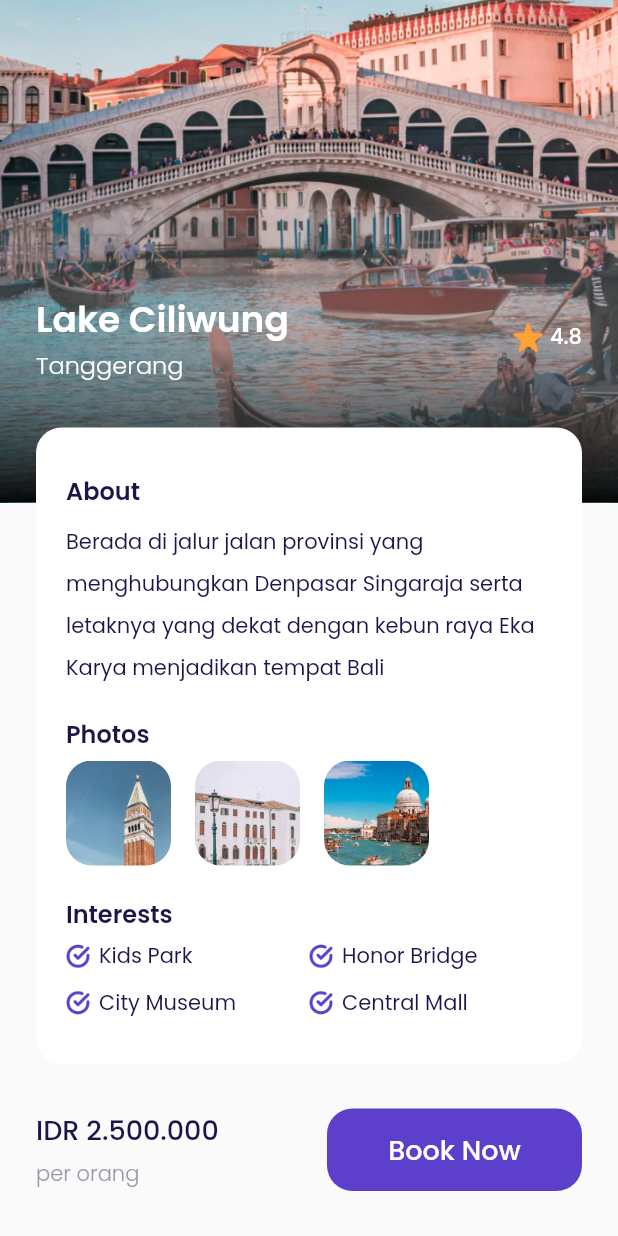
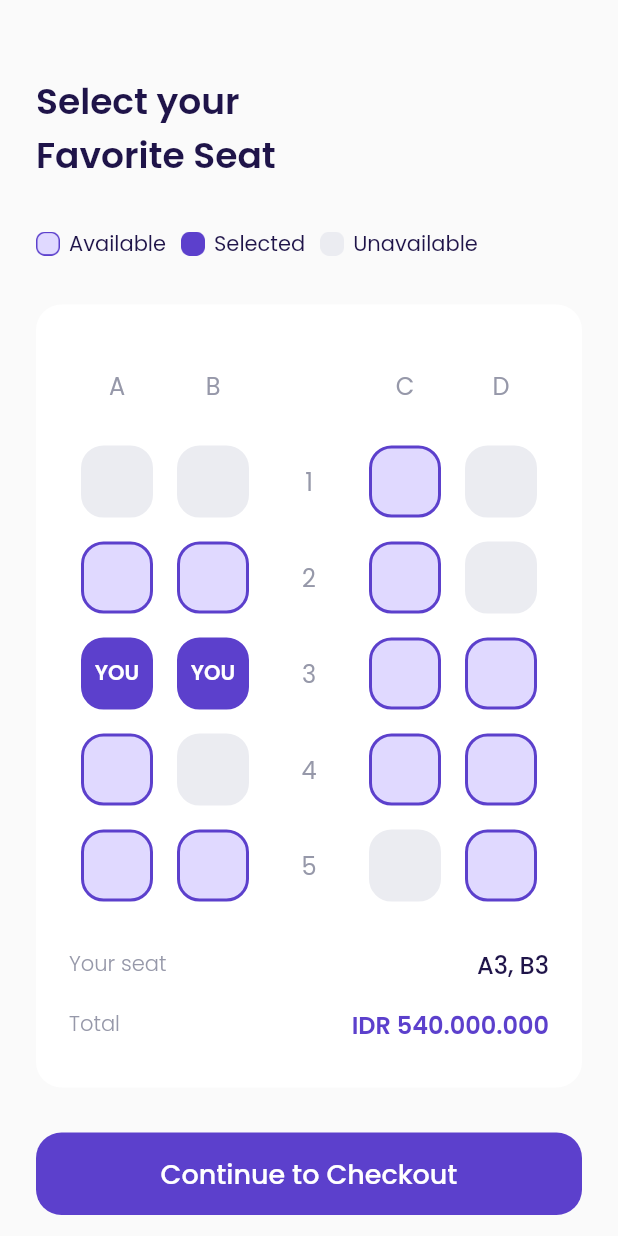
Before and after one commit to msyamsularif/airplane, a Flutter app: the DetailPage screen opened by its route, scrolled down 115 dp, after a tap on "Book Now", on a phone screen of 412 x 824 dp. Run offline on Flutter 3.47's test engine with Material 2 defaults, Android fonts, the phone set to English and light mode, and no system bars; our stand-ins replace google_fonts.

Commit message:
Add choose seat page and widget seat item

```diff
--- a/lib/main.dart
+++ b/lib/main.dart
@@ -1,10 +1,11 @@
-import 'package:airplane/ui/pages/bonus_page.dart';
-import 'package:airplane/ui/pages/detail_page.dart';
-import 'package:airplane/ui/pages/get_started_page.dart';
-import 'package:airplane/ui/pages/main_page.dart';
-import 'package:airplane/ui/pages/sign_up_page.dart';
 import 'package:flutter/material.dart';
 
+import 'ui/pages/bonus_page.dart';
+import 'ui/pages/choose_seat_page.dart';
+import 'ui/pages/detail_page.dart';
+import 'ui/pages/get_started_page.dart';
+import 'ui/pages/main_page.dart';
+import 'ui/pages/sign_up_page.dart';
 import 'ui/pages/splash_page.dart';
 
 void main() {
@@ -30,6 +31,7 @@
         '/bonus': (context) => const BonusPage(),
         '/main': (context) => const MainPage(),
         '/detail-destination': (context) => const DetailPage(),
+        '/choose-seat': (context) => const ChooseSeatPage(),
       },
     );
   }
--- a/lib/shared/theme.dart
+++ b/lib/shared/theme.dart
@@ -13,6 +13,8 @@
 Color kBackgroundColor = const Color(0xFFFAFAFA);
 Color kInactiveColor = const Color(0xFFDBD7EC);
 Color kTransparentColor = Colors.transparent;
+Color kAvailableColor = const Color(0xFFE0D9FF);
+Color kUnavailableColor = const Color(0xFFEBECF1);
 
 TextStyle blackTextStyle = GoogleFonts.poppins(
   color: kBlackColor,
--- /dev/null
+++ b/lib/ui/pages/choose_seat_page.dart
@@ -0,0 +1,410 @@
+import 'package:airplane/ui/widgets/custom_button.dart';
+import 'package:airplane/ui/widgets/seat_item.dart';
+import 'package:flutter/material.dart';
+
+import '../../shared/theme.dart';
+
+class ChooseSeatPage extends StatelessWidget {
+  const ChooseSeatPage({Key? key}) : super(key: key);
+
+  @override
+  Widget build(BuildContext context) {
+    Widget title() {
+      return Container(
+        margin: const EdgeInsets.only(top: 50),
+        child: Text(
+          'Select your\nFavorite Seat',
+          style: blackTextStyle.copyWith(
+            fontSize: 24,
+            fontWeight: semiBold,
+          ),
+        ),
+      );
+    }
+
+    Widget seatStatus() {
+      return Container(
+        margin: const EdgeInsets.only(top: 30),
+        child: Row(
+          children: [
+            // NOTE : AVAILABLE
+            Container(
+              width: 16,
+              height: 16,
+              margin: const EdgeInsets.only(right: 6),
+              decoration: const BoxDecoration(
+                image: DecorationImage(
+                  image: AssetImage('assets/icon_available.png'),
+                ),
+              ),
+            ),
+            Text(
+              'Available',
+              style: blackTextStyle.copyWith(
+                fontWeight: regular,
+              ),
+            ),
+
+            // NOTE : SELECTED
+            Container(
+              width: 16,
+              height: 16,
+              margin: const EdgeInsets.only(left: 10, right: 6),
+              decoration: const BoxDecoration(
+                image: DecorationImage(
+                  image: AssetImage('assets/icon_selected.png'),
+                ),
+              ),
+            ),
+            Text(
+              'Selected',
+              style: blackTextStyle.copyWith(
+                fontWeight: regular,
+              ),
+            ),
+
+            // NOTE : UNAVAILABLE
+            Container(
+              width: 16,
+              height: 16,
+              margin: const EdgeInsets.only(left: 10, right: 6),
+              decoration: const BoxDecoration(
+                image: DecorationImage(
+                  image: AssetImage('assets/icon_unavailable.png'),
+                ),
+              ),
+            ),
+            Text(
+              'Unavailable',
+              style: blackTextStyle.copyWith(
+                fontWeight: regular,
+              ),
+            ),
+          ],
+        ),
+      );
+    }
+
+    Widget selectSeat() {
+      return Container(
+        width: double.infinity,
+        margin: const EdgeInsets.only(top: 30),
+        padding: const EdgeInsets.symmetric(
+          horizontal: 22,
+          vertical: 30,
+        ),
+        decoration: BoxDecoration(
+          color: kWhiteColor,
+          borderRadius: BorderRadius.circular(defaultRadius),
+        ),
+        child: Column(
+          children: [
+            // NOTE : SEAT INDICATOR
+            Row(
+              mainAxisAlignment: MainAxisAlignment.spaceAround,
+              children: [
+                SizedBox(
+                  width: 48,
+                  height: 48,
+                  child: Center(
+                    child: Text(
+                      'A',
+                      style: greyTextStyle.copyWith(
+                        fontSize: 16,
+                      ),
+                    ),
+                  ),
+                ),
+                SizedBox(
+                  width: 48,
+                  height: 48,
+                  child: Center(
+                    child: Text(
+                      'B',
+                      style: greyTextStyle.copyWith(
+                        fontSize: 16,
+                      ),
+                    ),
+                  ),
+                ),
+                SizedBox(
+                  width: 48,
+                  height: 48,
+                  child: Center(
+                    child: Text(
+                      ' ',
+                      style: greyTextStyle.copyWith(
+                        fontSize: 16,
+                      ),
+                    ),
+                  ),
+                ),
+                SizedBox(
+                  width: 48,
+                  height: 48,
+                  child: Center(
+                    child: Text(
+                      'C',
+                      style: greyTextStyle.copyWith(
+                        fontSize: 16,
+                      ),
+                    ),
+                  ),
+                ),
+                SizedBox(
+                  width: 48,
+                  height: 48,
+                  child: Center(
+                    child: Text(
+                      'D',
+                      style: greyTextStyle.copyWith(
+                        fontSize: 16,
+                      ),
+                    ),
+                  ),
+                ),
+              ],
+            ),
+
+            // NOTE : SEAT 1
+            Container(
+              margin: const EdgeInsets.only(top: 16),
+              child: Row(
+                mainAxisAlignment: MainAxisAlignment.spaceAround,
+                children: [
+                  const SeatItem(
+                    status: 2,
+                  ),
+                  const SeatItem(
+                    status: 2,
+                  ),
+                  SizedBox(
+                    width: 48,
+                    height: 48,
+                    child: Center(
+                      child: Text(
+                        '1',
+                        style: greyTextStyle.copyWith(
+                          fontSize: 16,
+                        ),
+                      ),
+                    ),
+                  ),
+                  const SeatItem(
+                    status: 0,
+                  ),
+                  const SeatItem(
+                    status: 2,
+                  )
+                ],
+              ),
+            ),
+
+            // NOTE : SEAT 2
+            Container(
+              margin: const EdgeInsets.only(top: 16),
+              child: Row(
+                mainAxisAlignment: MainAxisAlignment.spaceAround,
+                children: [
+                  const SeatItem(
+                    status: 0,
+                  ),
+                  const SeatItem(
+                    status: 0,
+                  ),
+                  SizedBox(
+                    width: 48,
+                    height: 48,
+                    child: Center(
+                      child: Text(
+                        '2',
+                        style: greyTextStyle.copyWith(
+                          fontSize: 16,
+                        ),
+                      ),
+                    ),
+                  ),
+                  const SeatItem(
+                    status: 0,
+                  ),
+                  const SeatItem(
+                    status: 2,
+                  )
+                ],
+              ),
+            ),
+
+            // NOTE : SEAT 3
+            Container(
+              margin: const EdgeInsets.only(top: 16),
+              child: Row(
+                mainAxisAlignment: MainAxisAlignment.spaceAround,
+                children: [
+                  const SeatItem(
+                    status: 1,
+                  ),
+                  const SeatItem(
+                    status: 1,
+                  ),
+                  SizedBox(
+                    width: 48,
+                    height: 48,
+                    child: Center(
+                      child: Text(
+                        '3',
+                        style: greyTextStyle.copyWith(
+                          fontSize: 16,
+                        ),
+                      ),
+                    ),
+                  ),
+                  const SeatItem(
+                    status: 0,
+                  ),
+                  const SeatItem(
+                    status: 0,
+                  )
+                ],
+              ),
+            ),
+
+            // NOTE : SEAT 4
+            Container(
+              margin: const EdgeInsets.only(top: 16),
+              child: Row(
+                mainAxisAlignment: MainAxisAlignment.spaceAround,
+                children: [
+                  const SeatItem(
+                    status: 0,
+                  ),
+                  const SeatItem(
+                    status: 2,
+                  ),
+                  SizedBox(
+                    width: 48,
+                    height: 48,
+                    child: Center(
+                      child: Text(
+                        '4',
+                        style: greyTextStyle.copyWith(
+                          fontSize: 16,
+                        ),
+                      ),
+                    ),
+                  ),
+                  const SeatItem(
+                    status: 0,
+                  ),
+                  const SeatItem(
+                    status: 0,
+                  )
+                ],
+              ),
+            ),
+
+            // NOTE : SEAT 5
+            Container(
+              margin: const EdgeInsets.only(top: 16),
+              child: Row(
+                mainAxisAlignment: MainAxisAlignment.spaceAround,
+                children: [
+                  const SeatItem(
+                    status: 0,
+                  ),
+                  const SeatItem(
+                    status: 0,
+                  ),
+                  SizedBox(
+                    width: 48,
+                    height: 48,
+                    child: Center(
+                      child: Text(
+                        '5',
+                        style: greyTextStyle.copyWith(
+                          fontSize: 16,
+                        ),
+                      ),
+                    ),
+                  ),
+                  const SeatItem(
+                    status: 2,
+                  ),
+                  const SeatItem(
+                    status: 0,
+                  )
+                ],
+              ),
+            ),
+
+            // NOTE : YOUR SEAT
+            Container(
+              margin: const EdgeInsets.only(top: 30),
+              child: Row(
+                mainAxisAlignment: MainAxisAlignment.spaceBetween,
+                children: [
+                  Text(
+                    'Your seat',
+                    style: greyTextStyle.copyWith(
+                      fontWeight: light,
+                    ),
+                  ),
+                  Text(
+                    'A3, B3',
+                    style: blackTextStyle.copyWith(
+                      fontSize: 16,
+                      fontWeight: medium,
+                    ),
+                  ),
+                ],
+              ),
+            ),
+
+            // NOTE : TOTAL
+            Container(
+              margin: const EdgeInsets.only(top: 16),
+              child: Row(
+                mainAxisAlignment: MainAxisAlignment.spaceBetween,
+                children: [
+                  Text(
+                    'Total',
+                    style: greyTextStyle.copyWith(
+                      fontWeight: light,
+                    ),
+                  ),
+                  Text(
+                    'IDR 540.000.000',
+                    style: purpleTextStyle.copyWith(
+                      fontSize: 16,
+                      fontWeight: semiBold,
+                    ),
+                  ),
+                ],
+              ),
+            ),
+          ],
+        ),
+      );
+    }
+
+    Widget checkoutButton() {
+      return CustomBottom(
+        title: 'Continue to Checkout',
+        margin: const EdgeInsets.only(top: 30, bottom: 46),
+        onPressed: () {},
+      );
+    }
+
+    return Scaffold(
+      backgroundColor: kBackgroundColor,
+      body: ListView(
+        padding: EdgeInsets.symmetric(horizontal: defaultMargin),
+        children: [
+          title(),
+          seatStatus(),
+          selectSeat(),
+          checkoutButton(),
+        ],
+      ),
+    );
+  }
+}
--- a/lib/ui/pages/detail_page.dart
+++ b/lib/ui/pages/detail_page.dart
@@ -240,7 +240,7 @@
                   CustomBottom(
                     width: 170,
                     title: 'Book Now',
-                    onPressed: () {},
+                    onPressed: () => Navigator.pushNamed(context, '/choose-seat'),
                   ),
                 ],
               ),
--- /dev/null
+++ b/lib/ui/widgets/seat_item.dart
@@ -0,0 +1,72 @@
+import 'package:flutter/material.dart';
+
+import '../../shared/theme.dart';
+
+class SeatItem extends StatelessWidget {
+  // NOTE : 0 (Available), 1 (Selected), 2 (Unavailable)
+  final int status;
+  const SeatItem({
+    Key? key,
+    required this.status,
+  }) : super(key: key);
+
+  @override
+  Widget build(BuildContext context) {
+    backgroundColor() {
+      switch (status) {
+        case 0:
+          return kAvailableColor;
+        case 1:
+          return kPrimaryColor;
+        case 2:
+          return kUnavailableColor;
+        default:
+          return kUnavailableColor;
+      }
+    }
+
+    borderColor() {
+      switch (status) {
+        case 0:
+          return kPrimaryColor;
+        case 1:
+          return kPrimaryColor;
+        case 2:
+          return kUnavailableColor;
+        default:
+          return kUnavailableColor;
+      }
+    }
+
+    child() {
+      switch (status) {
+        case 0:
+          return const SizedBox();
+        case 1:
+          return Center(
+            child: Text(
+              'YOU',
+              style: whiteTextStyle.copyWith(
+                fontWeight: semiBold,
+              ),
+            ),
+          );
+        case 2:
+          return const SizedBox();
+        default:
+          return const SizedBox();
+      }
+    }
+
+    return Container(
+      width: 48,
+      height: 48,
+      decoration: BoxDecoration(
+        color: backgroundColor(),
+        border: Border.all(color: borderColor(), width: 2),
+        borderRadius: BorderRadius.circular(15),
+      ),
+      child: child(),
+    );
+  }
+}
```
